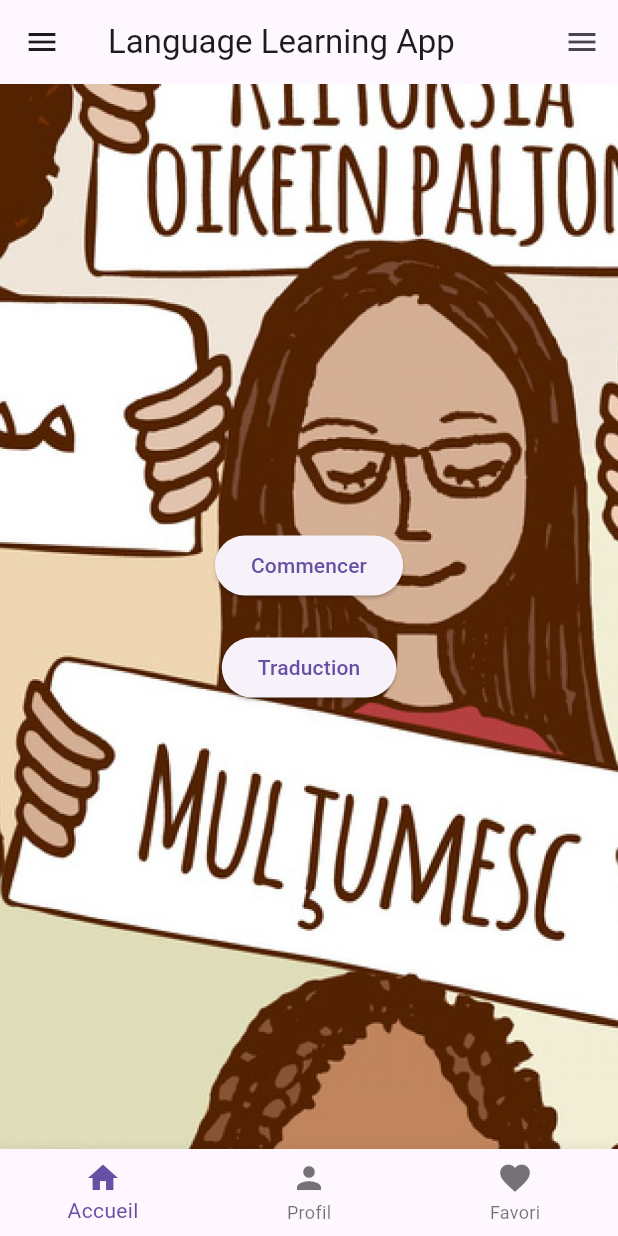
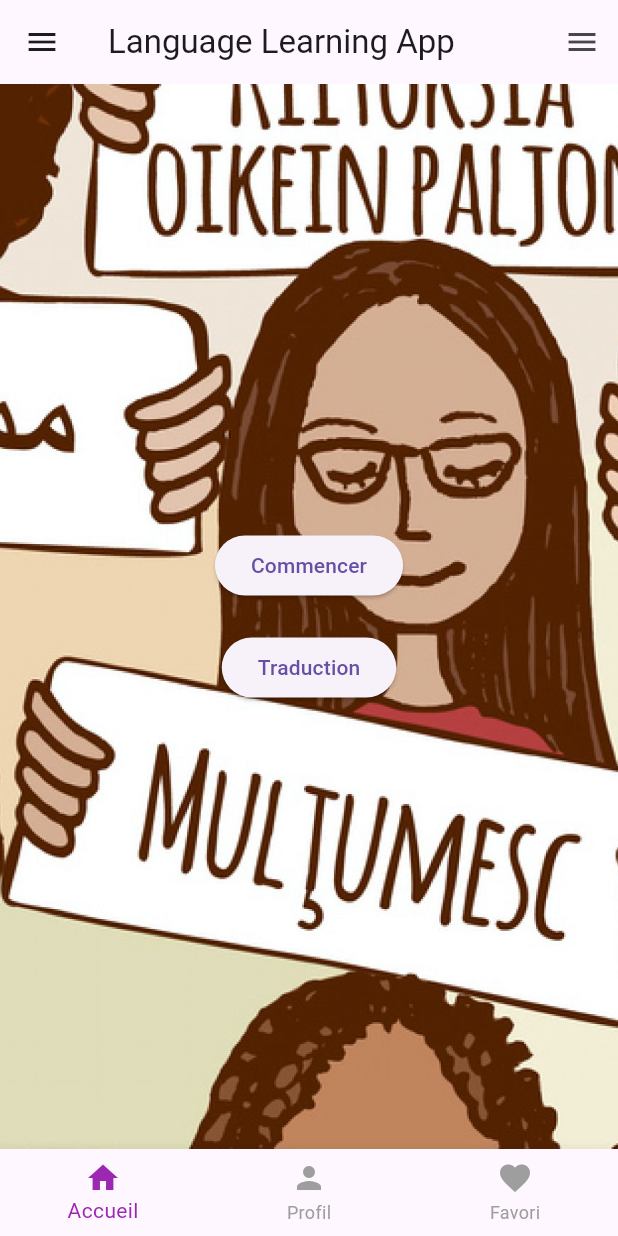
Before and after one commit to Ouassen123/Traduction-et-d-Apprentissage-de-Langues, a Flutter app: the MainScreen screen opened directly, on a phone screen of 412 x 824 dp. Run offline on Flutter 3.47's test engine with Material 3 defaults, Android fonts, the phone set to English and light mode, and no system bars; our stand-ins replace cloud_firestore, firebase_auth, firebase_core, flutter_speed_dial, rxdart, youtube_player_flutter; missing offline and left inert: firebase_ui_auth; accounts and stored records are empty.

Commit message:
commit 58

```diff
--- a/lib/screens/home_screen.dart
+++ b/lib/screens/home_screen.dart
@@ -11,7 +11,6 @@ class HomeScreen extends StatelessWidget {
     return Scaffold(
       body: Stack(
         children: [
-          // Full-page background image
           Image.asset(
             'assets/LanguageLearning.png',
             fit: BoxFit.cover,
@@ -75,13 +74,6 @@ class _MainScreenState extends State<MainScreen> {
       appBar: AppBar(
         title: Text('Language Learning App'),
         actions: [
-          // Display user profile information in the AppBar
-
-          SizedBox(width: 10),
-          Column(
-            mainAxisAlignment: MainAxisAlignment.center,
-            crossAxisAlignment: CrossAxisAlignment.start,
-          ),
           SizedBox(width: 10),
           IconButton(
             icon: Icon(Icons.menu),
@@ -115,12 +107,16 @@ class _MainScreenState extends State<MainScreen> {
           ),
           // Add more items as needed
         ],
+        selectedItemColor: Colors.purple,
+        unselectedItemColor: Colors.grey,
+        showSelectedLabels: true,
+        showUnselectedLabels: true,
+        type: BottomNavigationBarType.fixed,
       ),
       drawer: Drawer(
         child: ListView(
           padding: EdgeInsets.zero,
           children: [
-            // Custom DrawerHeader with user information
             UserAccountsDrawerHeader(
               accountName: Text(
                 FirebaseAuth.instance.currentUser?.displayName ?? '',
@@ -136,36 +132,41 @@ class _MainScreenState extends State<MainScreen> {
               ),
             ),
             ListTile(
-              title: Text('Accueil'),
+              title: Text(
+                'Accueil',
+                style: TextStyle(fontSize: 16),
+              ),
               onTap: () {
                 Navigator.pop(context);
-                print("Navigating to Accueil");
                 setState(() {
                   _currentIndex = 0;
                 });
               },
             ),
             ListTile(
-              title: Text('Profil'),
+              title: Text(
+                'Profil',
+                style: TextStyle(fontSize: 16),
+              ),
               onTap: () {
                 Navigator.pop(context);
-                print("Navigating to Profil");
                 setState(() {
                   _currentIndex = 1;
                 });
               },
             ),
             ListTile(
-              title: Text('Favori'),
+              title: Text(
+                'Favori',
+                style: TextStyle(fontSize: 16),
+              ),
               onTap: () {
                 Navigator.pop(context);
-                print("Navigating to Favori");
                 setState(() {
                   _currentIndex = 2;
                 });
               },
             ),
-            // Add more drawer items as needed
           ],
         ),
       ),
```
Also changed, not shown: lib/screens/courses_screen.dart (+16 -9 lines).
